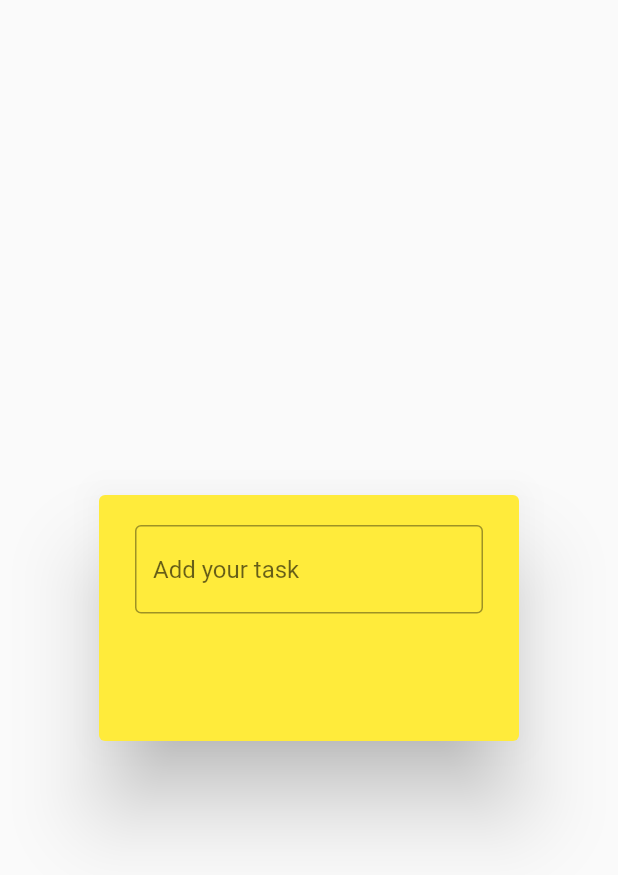
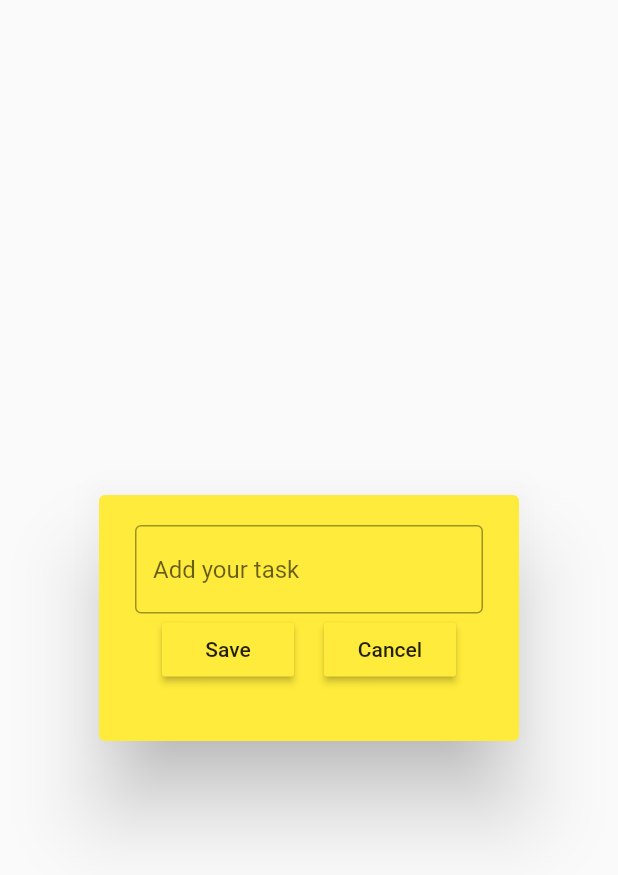
Before and after one commit to AramKim37/fluttertodo, a Flutter app: the DialogBox widget shown alone on an empty page, opened directly, on a phone screen of 412 x 824 dp. Shown: the top 875 px of the screen. Run offline on Flutter 3.47's test engine with Material 2 defaults, Android fonts, the phone set to English and light mode, and no system bars.

Commit message:
add save and cancel button in alert screen

```diff
--- a/lib/utils/dialog_box.dart
+++ b/lib/utils/dialog_box.dart
@@ -1,6 +1,7 @@
 import 'package:flutter/material.dart';
 import 'package:flutter/src/widgets/container.dart';
 import 'package:flutter/src/widgets/framework.dart';
+import 'package:todoapp/utils/my_button.dart';
 
 class DialogBox extends StatelessWidget {
   const DialogBox({super.key});
@@ -18,6 +19,18 @@ class DialogBox extends StatelessWidget {
                   border: OutlineInputBorder(),
                   hintText: "Add your task",
                 ),
+              ),
+              Row(
+                mainAxisAlignment: MainAxisAlignment.center,
+                children: [
+                  //save button
+                  MyButton(text: "Save", onPressed: () {}),
+                  const SizedBox(
+                    width: 20,
+                  ),
+                  // cancel button
+                  MyButton(text: "Cancel", onPressed: () {})
+                ],
               )
             ],
           ),
--- /dev/null
+++ b/lib/utils/my_button.dart
@@ -0,0 +1,23 @@
+import 'package:flutter/material.dart';
+import 'package:flutter/src/widgets/container.dart';
+import 'package:flutter/src/widgets/framework.dart';
+
+class MyButton extends StatelessWidget {
+  final String text;
+  VoidCallback onPressed;
+
+  MyButton({
+    super.key,
+    required this.text,
+    required this.onPressed,
+  });
+
+  @override
+  Widget build(BuildContext context) {
+    return MaterialButton(
+      onPressed: onPressed,
+      color: Theme.of(context).primaryColor,
+      child: Text(text),
+    );
+  }
+}
```
